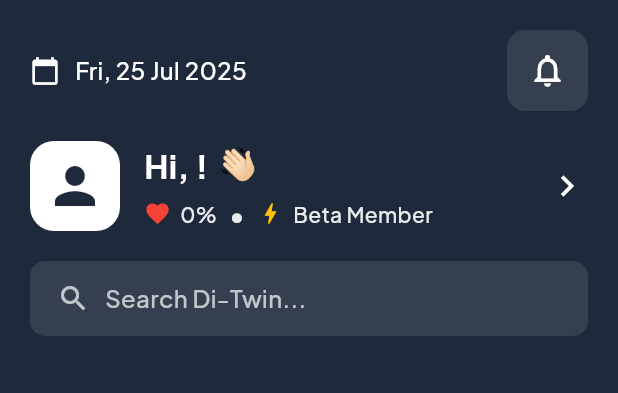
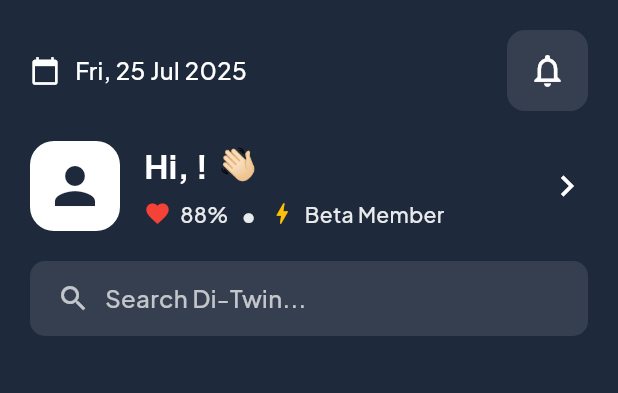
Before and after one commit to Di-Twin/Di-Twin, a Flutter app: the AppHeader widget shown alone on an empty page, opened directly, on a phone screen of 412 x 824 dp. Shown: the top 393 px of the screen. Run offline on Flutter 3.47's test engine with Material 3 defaults, Android fonts, the phone set to English and light mode, and no system bars; our stand-ins replace app_links, confetti, connectivity_plus, dartz, dotted_border, equatable and 23 more; missing offline and left inert: ditwin_country_code, health; accounts and stored records are empty; network calls fail.

Commit message:
removed cache value and getting the value from api call

```diff
--- a/client/lib/widgets/dashboard/app_header.dart
+++ b/client/lib/widgets/dashboard/app_header.dart
@@ -5,17 +5,16 @@ import 'package:client/data/API/user_profile_data.dart';
 import 'package:client/data/API/health_score_data.dart';
 import 'package:intl/intl.dart';
 import 'package:shared_preferences/shared_preferences.dart';
-import 'dart:io'; // Add this import for File
-import 'dart:developer' as developer; // Import for better logging
-
-// Import the AvatarData class - adjust path as needed
-// import 'package:client/path/to/avatar_data.dart';
+import 'dart:io';
+import 'dart:convert';
+import 'package:http/http.dart' as http;
+import 'dart:developer' as developer;
 
 class AppHeader extends StatefulWidget {
   final int? healthScore;
   const AppHeader({
     super.key,
-    this.healthScore, // Optional parameter
+    this.healthScore,
   });
 
   @override
@@ -29,7 +28,7 @@ class _AppHeaderState extends State<AppHeader> {
   String? _cachedAvatarUrl;
   File? _cachedAvatarFile;
   bool _isCustomAvatar = false;
-  int? _cachedHealthScore;
+  int? _healthScore;
   bool _isLoading = true;
   String _errorMessage = '';
 
@@ -49,7 +48,6 @@ class _AppHeaderState extends State<AppHeader> {
       final isCustomImage = prefs.getBool('isCustomImage') ?? false;
 
       if (isCustomImage) {
-        // Load custom avatar file path
         final cachedAvatarPath = prefs.getString('uploadedImagePath');
         if (cachedAvatarPath != null && cachedAvatarPath.isNotEmpty) {
           final file = File(cachedAvatarPath);
@@ -61,12 +59,9 @@ class _AppHeaderState extends State<AppHeader> {
               });
             }
             developer.log('Loaded cached avatar file: $cachedAvatarPath', name: 'AppHeader');
-          } else {
-            developer.log('Cached avatar file does not exist: $cachedAvatarPath', name: 'AppHeader');
           }
         }
       } else {
-        // Load cached avatar URL
         final cachedAvatarUrl = prefs.getString('selectedAvatarUrl');
         if (cachedAvatarUrl != null && cachedAvatarUrl.isNotEmpty) {
           if (mounted) {
@@ -75,17 +70,7 @@ class _AppHeaderState extends State<AppHeader> {
               _isCustomAvatar = false;
             });
           }
-          developer.log('Loaded cached avatar URL: $cachedAvatarUrl', name: 'AppHeader');
         }
-      }
-
-      // Load cached health score
-      final cachedHealthScore = prefs.getInt('profile_health_score');
-
-      if (mounted) {
-        setState(() {
-          _cachedHealthScore = cachedHealthScore;
-        });
       }
     } catch (e) {
       debugPrint('Error loading cached data: $e');
@@ -101,10 +86,9 @@ class _AppHeaderState extends State<AppHeader> {
         setState(() {
           _userData = response.data;
           _isLoading = false;
-          _errorMessage = ''; // Clear any previous errors
+          _errorMessage = '';
         });
 
-        // Cache the user's first name for avatar placeholder
         if (_userData?.firstName != null) {
           await prefs.setString('user_first_name', _userData!.firstName);
         }
@@ -115,8 +99,6 @@ class _AppHeaderState extends State<AppHeader> {
           _errorMessage = 'Failed to load user data';
           _isLoading = false;
         });
-        debugPrint('Error fetching user data: $e');
-        // Show a snackbar with the error
         ScaffoldMessenger.of(context).showSnackBar(
           SnackBar(
             content: Text('Error: ${e.toString()}'),
@@ -129,13 +111,9 @@ class _AppHeaderState extends State<AppHeader> {
 
   Future<void> _fetchHealthScore() async {
     if (widget.healthScore != null) {
-      // If health score is provided as a prop, use it and cache it
-      final prefs = await SharedPreferences.getInstance();
-      await prefs.setInt('health_score', widget.healthScore!);
-
       if (mounted) {
         setState(() {
-          _cachedHealthScore = widget.healthScore;
+          _healthScore = widget.healthScore;
         });
       }
       return;
@@ -143,17 +121,38 @@ class _AppHeaderState extends State<AppHeader> {
 
     try {
       final prefs = await SharedPreferences.getInstance();
-      final healthScore = prefs.getInt('profile_health_score') ?? 0;
+      final accessToken = prefs.getString('access_token');
 
-      // await prefs.setInt('profile_health_score', healthScore); // Uncommented this line to save the health score
+      if (accessToken == null) {
+        throw Exception('Access token not found');
+      }
+
+      final response = await http.get(
+        Uri.parse('https://test-prod-f427.onrender.com/api/profiles'),
+        headers: {
+          'Authorization': 'Bearer $accessToken',
+        },
+      );
+
+      if (response.statusCode == 200) {
+        final data = jsonDecode(response.body);
+        final score = data['health_score'] ?? 0;
 
         if (mounted) {
           setState(() {
-          _cachedHealthScore = healthScore;
+            _healthScore = score;
           });
+        }
+      } else {
+        throw Exception('Failed to fetch health score: ${response.statusCode}');
       }
     } catch (e) {
       debugPrint('Error fetching health score: $e');
+      if (mounted) {
+        setState(() {
+          _healthScore = 88; // Default fallback value
+        });
+      }
     }
   }
 
@@ -165,7 +164,6 @@ class _AppHeaderState extends State<AppHeader> {
     if (_userData?.userPlan == null || _userData!.userPlan!.isEmpty) {
       return 'Beta Member';
     }
-    // Capitalize the first letter of the plan
     return '${_userData!.userPlan![0].toUpperCase()}${_userData!.userPlan!.substring(1)} Member';
   }
 
@@ -182,7 +180,6 @@ class _AppHeaderState extends State<AppHeader> {
       ),
       child: Column(
         children: [
-          // Date and Notification Row
           Row(
             mainAxisAlignment: MainAxisAlignment.spaceBetween,
             children: [
@@ -204,7 +201,6 @@ class _AppHeaderState extends State<AppHeader> {
                   ),
                 ],
               ),
-              // Notification Icon with rounded rectangle background
               Container(
                 padding: const EdgeInsets.symmetric(horizontal: 3, vertical: 3),
                 decoration: BoxDecoration(
@@ -217,24 +213,15 @@ class _AppHeaderState extends State<AppHeader> {
                     color: Colors.white,
                     size: 26,
                   ),
-                  onPressed: () {
-                    // Navigator.push(
-                    //   context,
-                    //   MaterialPageRoute(
-                    //     builder: (context) => const NotificationScreen(),
-                    //   ),
-                    // );
-                  },
+                  onPressed: () {},
                 ),
               ),
             ],
           ),
           const SizedBox(height: 20),
 
-          // Profile and Greeting Section
           Row(
             children: [
-              // Enlarged Profile Image
               Container(
                 width: 60,
                 height: 60,
@@ -249,12 +236,10 @@ class _AppHeaderState extends State<AppHeader> {
               ),
               const SizedBox(width: 16),
 
-              // Greeting and Status
               Expanded(
                 child: Column(
                   crossAxisAlignment: CrossAxisAlignment.start,
                   children: [
-                    // Enlarged "Hi, Username!" text with bold weight
                     Row(
                       children: [
                         Text(
@@ -273,14 +258,13 @@ class _AppHeaderState extends State<AppHeader> {
                     ),
                     const SizedBox(height: 6),
 
-                    // Health Score & Membership with dot separator
                     Row(
                       children: [
                         const Icon(Icons.favorite, color: Colors.red, size: 18),
                         const SizedBox(width: 6),
                         Text(
-                          _cachedHealthScore != null
-                              ? '$_cachedHealthScore%'
+                          _healthScore != null
+                              ? '$_healthScore%'
                               : widget.healthScore != null
                                   ? '${widget.healthScore}%'
                                   : '88%',
@@ -320,7 +304,6 @@ class _AppHeaderState extends State<AppHeader> {
           ),
           const SizedBox(height: 20),
 
-          // Search Bar with rectangular rounded design
           Container(
             padding: const EdgeInsets.symmetric(horizontal: 18),
             height: 50,
@@ -348,67 +331,24 @@ class _AppHeaderState extends State<AppHeader> {
     );
   }
 
-  // New method to handle avatar display
   Widget _buildAvatarImage() {
-    // Log what we're trying to display
-    if (_isCustomAvatar && _cachedAvatarFile != null) {
-      developer.log('Displaying custom avatar image: ${_cachedAvatarFile!.path}', name: 'AppHeader');
-    } else if (!_isCustomAvatar && _cachedAvatarUrl != null) {
-      developer.log('Displaying avatar URL: $_cachedAvatarUrl', name: 'AppHeader');
-    } else {
-      developer.log('Displaying default avatar icon', name: 'AppHeader');
-    }
-
-    // First try to display custom image if available
     if (_isCustomAvatar && _cachedAvatarFile != null) {
       return Image.file(
         _cachedAvatarFile!,
         fit: BoxFit.cover,
         errorBuilder: (context, error, stackTrace) {
-          developer.log('Error loading avatar file: $error', name: 'AppHeader');
           return const Icon(Icons.person, size: 40, color: Color(0xFF1E293B));
         },
       );
-    }
-    // Then try to display avatar URL if available
-    else if (!_isCustomAvatar && _cachedAvatarUrl != null) {
-      // Check if it's an SVG URL
-      if (_cachedAvatarUrl!.toLowerCase().endsWith('.svg') ||
-          _cachedAvatarUrl!.contains('svg')) {
-        // For SVG, you'll need to import flutter_svg and use SvgPicture
-        // return SvgPicture.network(
-        //   _cachedAvatarUrl!,
-        //   fit: BoxFit.cover,
-        //   placeholderBuilder: (context) => const CircularProgressIndicator(),
-        //   errorBuilder: (context, error, stackTrace) {
-        //     developer.log('Error loading SVG avatar: $error', name: 'AppHeader');
-        //     return const Icon(Icons.person, size: 40, color: Color(0xFF1E293B));
-        //   },
-        // );
-
-        // Since flutter_svg isn't imported in this file, using Image.network with error handling
+    } else if (!_isCustomAvatar && _cachedAvatarUrl != null) {
       return Image.network(
         _cachedAvatarUrl!,
         fit: BoxFit.cover,
         errorBuilder: (context, error, stackTrace) {
-            developer.log('Error loading avatar URL: $error', name: 'AppHeader');
           return const Icon(Icons.person, size: 40, color: Color(0xFF1E293B));
         },
       );
     } else {
-        // Regular image URL
-        return Image.network(
-          _cachedAvatarUrl!,
-          fit: BoxFit.cover,
-          errorBuilder: (context, error, stackTrace) {
-            developer.log('Error loading avatar URL: $error', name: 'AppHeader');
-            return const Icon(Icons.person, size: 40, color: Color(0xFF1E293B));
-          },
-        );
-      }
-    }
-    // Default fallback
-    else {
       return const Icon(Icons.person, size: 40, color: Color(0xFF1E293B));
     }
   }
```
Also changed, not shown: client/lib/features/health_assessment/health_assessment_score.dart (+6 -20 lines). Lines whose indentation alone changed are shown as unchanged.
